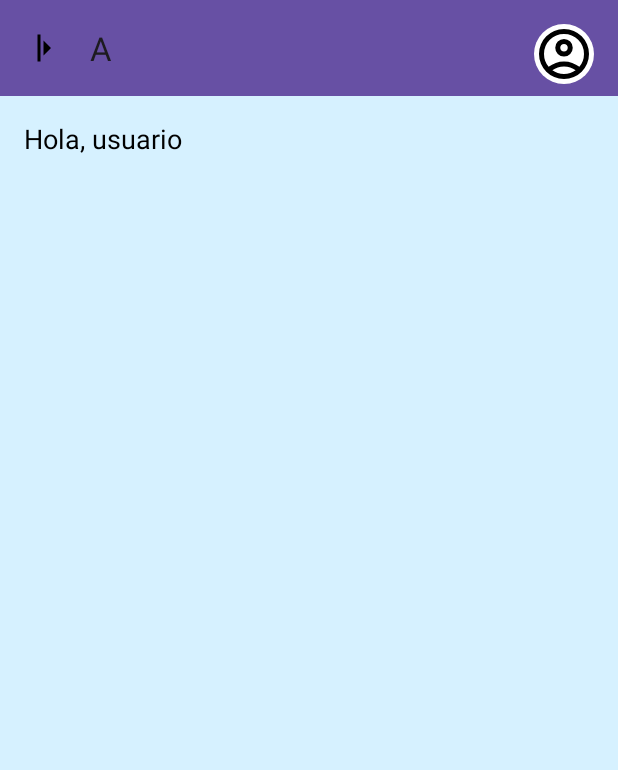
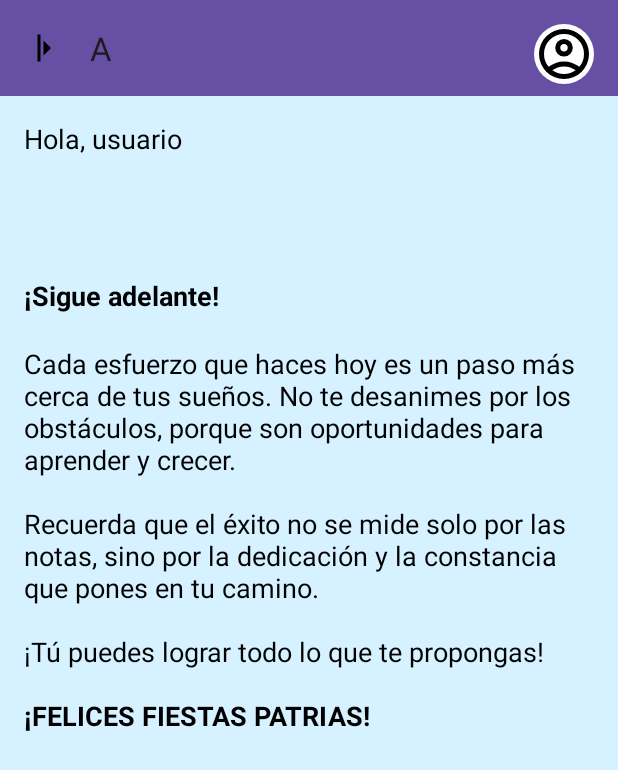
Before and after one commit to landerslopez/mobileProject, an Android app: the DashboardStudentActivity screen opened directly, with no data from a screen before it, on a phone screen of 412 x 824 dp. Shown: the top 770 px of the screen. Run offline under Robolectric (Android 15) with nearby library versions, the phone set to English and light mode, and no system bars.

Commit message:
mensaje motivacional en menu de alumno

```diff
--- a/app/src/main/java/com/grupoC/orgaedu/features/dashboard/ui/DashboardStudentActivity.java
+++ b/app/src/main/java/com/grupoC/orgaedu/features/dashboard/ui/DashboardStudentActivity.java
@@ -1,41 +1,41 @@
 package com.grupoC.orgaedu.features.dashboard.ui;
 
 import android.os.Bundle;
-import android.view.View;
 import android.widget.TextView;
 
 import androidx.appcompat.app.AppCompatActivity;
 import androidx.core.view.GravityCompat;
 import androidx.drawerlayout.widget.DrawerLayout;
-import androidx.lifecycle.ViewModelProvider; // Importar ViewModelProvider
+import androidx.lifecycle.ViewModelProvider;
 
 import com.grupoC.orgaedu.R;
-import com.grupoC.orgaedu.features.dashboard.viewmodel.DashboardStudentViewModel; // Crear este ViewModel
+import com.grupoC.orgaedu.features.dashboard.viewmodel.DashboardStudentViewModel;
 import com.google.android.material.appbar.MaterialToolbar;
 
 public class DashboardStudentActivity extends AppCompatActivity {
 
     private DrawerLayout drawerLayout;
     private MaterialToolbar toolbar;
-    private TextView textNombre; // Cambiado a textNombre para reflejar el ID del layout
-    private DashboardStudentViewModel viewModel; // Instancia del ViewModel
+    private TextView textNombre;
+    private TextView textMensajeMotivacional; // Aquí cambia el nombre para coincidir con el XML
+    private DashboardStudentViewModel viewModel;
 
     @Override
     protected void onCreate(Bundle savedInstanceState) {
         super.onCreate(savedInstanceState);
-        setContentView(R.layout.activity_alumno); // Asumo que activity_alumno es el layout para el estudiante
+        setContentView(R.layout.activity_alumno); // Layout para el estudiante
 
         drawerLayout = findViewById(R.id.drawer_layout);
         toolbar = findViewById(R.id.topAppBar);
-        textNombre = findViewById(R.id.textNombre); // Usar el ID correcto
+        textNombre = findViewById(R.id.textNombre);
+        textMensajeMotivacional = findViewById(R.id.textMensajeMotivacional); // ID corregido
 
         setSupportActionBar(toolbar);
 
-        // Inicializar el ViewModel
+        // Inicializar ViewModel
         viewModel = new ViewModelProvider(this).get(DashboardStudentViewModel.class);
 
-        // Observar el LiveData del nombre de usuario en el ViewModel
-        // El nombre de usuario se puede pasar al ViewModel al iniciar la sesión.
+        // Observar nombre de usuario para actualizar UI
         viewModel.getUserName().observe(this, nombreUsuario -> {
             if (nombreUsuario != null && !nombreUsuario.isEmpty()) {
                 toolbar.setTitle("Hola, " + nombreUsuario);
@@ -46,19 +46,23 @@ public class DashboardStudentActivity extends AppCompatActivity {
             }
         });
 
-        // Simplemente para demostración, obtener el nombre del Intent y pasarlo al ViewModel
-        // En una app real, el ViewModel podría obtener esto del UserRepository o SharedPreferences
+        // Obtener nombre de usuario desde Intent y setear en ViewModel
         String nombreUsuarioIntent = getIntent().getStringExtra("nombre_usuario");
         if (nombreUsuarioIntent != null) {
             viewModel.setUserName(nombreUsuarioIntent);
         }
 
-        // Manejar clic en el ícono de menú
-        toolbar.setNavigationOnClickListener(new View.OnClickListener() {
-            @Override
-            public void onClick(View v) {
-                drawerLayout.openDrawer(GravityCompat.START);
-            }
-        });
+        // Setear mensaje motivacional formateado con saltos de línea y negritas usando HTML
+        String mensaje = "<b>¡Sigue adelante!</b><br/><br/>" +
+                "Cada esfuerzo que haces hoy es un paso más cerca de tus sueños. " +
+                "No te desanimes por los obstáculos, porque son oportunidades para aprender y crecer.<br/><br/>" +
+                "Recuerda que el éxito no se mide solo por las notas, sino por la dedicación y la constancia que pones en tu camino.<br/><br/>" +
+                "¡Tú puedes lograr todo lo que te propongas!<br/><br/>" +
+                "<b>¡FELICES FIESTAS PATRIAS!</b>";
+
+        textMensajeMotivacional.setText(android.text.Html.fromHtml(mensaje, android.text.Html.FROM_HTML_MODE_LEGACY));
+
+        // Listener para abrir drawer al tocar el icono de menú
+        toolbar.setNavigationOnClickListener(v -> drawerLayout.openDrawer(GravityCompat.START));
     }
 }
--- a/app/src/main/res/layout/activity_alumno.xml
+++ b/app/src/main/res/layout/activity_alumno.xml
@@ -38,7 +38,19 @@
             android:src="@drawable/avatar"
             android:scaleType="centerCrop"
             android:background="@drawable/circle_background"
-            android:contentDescription="@string/user_avatar_description"/>
+            android:contentDescription="@string/user_avatar_description" />
+
+        <!-- NUEVO: Mensaje motivacional -->
+        <TextView
+            android:id="@+id/textMensajeMotivacional"
+            android:layout_width="match_parent"
+            android:layout_height="wrap_content"
+            android:layout_below="@id/textNombre"
+            android:layout_marginStart="@dimen/margin_medium"
+            android:layout_marginEnd="@dimen/margin_medium"
+            android:layout_marginTop="@dimen/margin_large"
+            android:textColor="@color/black"
+            android:textSize="@dimen/text_size_medium" />
     </RelativeLayout>
 
     <com.google.android.material.navigation.NavigationView
--- a/app/src/main/res/values/strings.xml
+++ b/app/src/main/res/values/strings.xml
@@ -46,14 +46,10 @@
     <string name="title_vision">Visión</string>
     <string name="text_vision">Ser una universidad reconocida a nivel nacional e internacional por su calidad educativa, liderazgo en investigación y su contribución al desarrollo sostenible de la sociedad.</string>
 
-    <string name="mision_vision">
-    <![CDATA[
-    <b>@string/title_mision</b>: @string/text_mision
-
-    <b>@string/title_vision</b>: @string/text_vision
-    ]]>
-</string>
-
-
+    <!-- String plantilla con formato y parámetros -->
+    <string name="mision_vision"><![CDATA[
+        <b>%1$s:</b><br/>%2$s<br/><br/>
+        <b>%3$s:</b><br/>%4$s
+    ]]></string>
 
 </resources>
```
